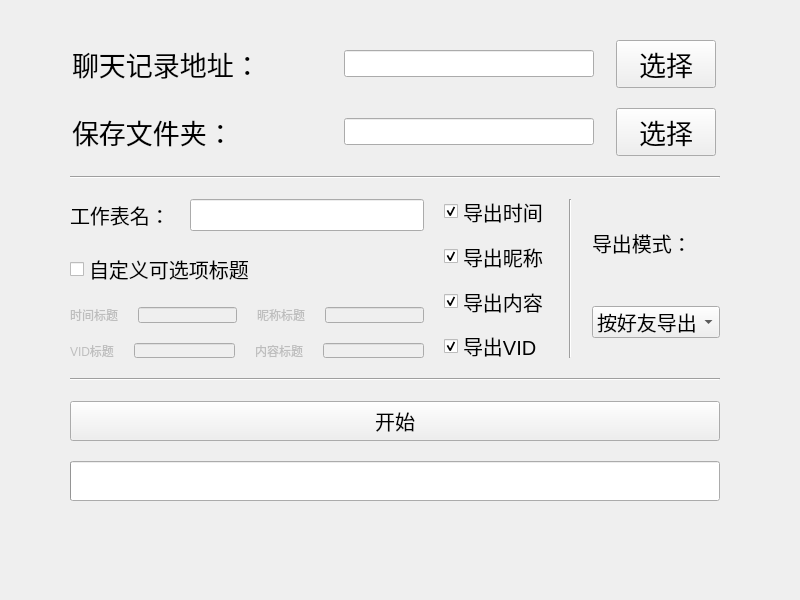
The window that GUI.ui (abyss-zues/QQtoExcel_GUI) describes before a commit, drawn with Qt 5.
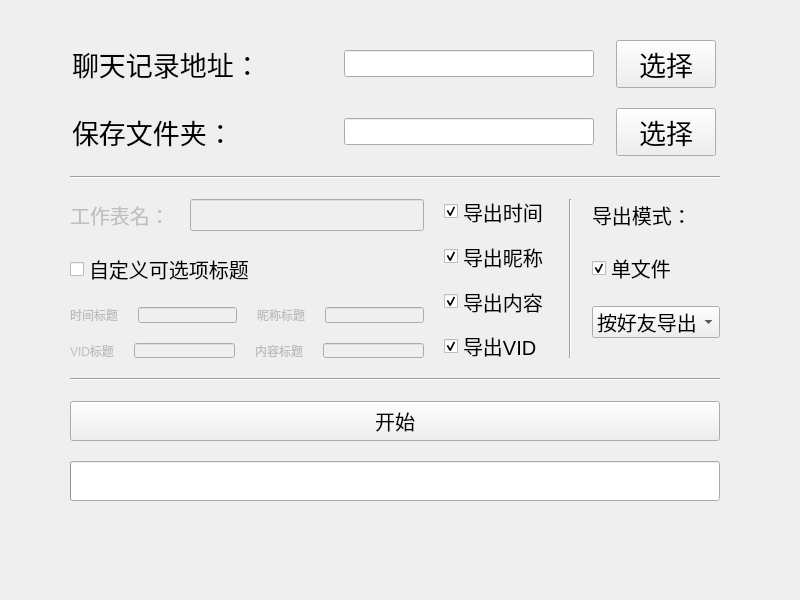
The same window after the commit.

The edit to the form file:
```diff
--- a/GUI.ui
+++ b/GUI.ui
@@ -199,6 +199,9 @@
          <layout class="QHBoxLayout" name="horizontalLayout_4">
           <item>
            <widget class="QLabel" name="label_3">
+            <property name="enabled">
+             <bool>false</bool>
+            </property>
             <property name="font">
              <font>
               <pointsize>15</pointsize>
@@ -211,6 +214,9 @@
           </item>
           <item>
            <widget class="QLineEdit" name="TableNameInput">
+            <property name="enabled">
+             <bool>false</bool>
+            </property>
             <property name="font">
              <font>
               <pointsize>15</pointsize>
@@ -444,6 +450,21 @@
           </property>
          </widget>
         </item>
+        <item>
+         <widget class="QCheckBox" name="isOnefile">
+          <property name="font">
+           <font>
+            <pointsize>15</pointsize>
+           </font>
+          </property>
+          <property name="text">
+           <string>单文件</string>
+          </property>
+          <property name="checked">
+           <bool>true</bool>
+          </property>
+         </widget>
+        </item>
         <item>
          <widget class="QComboBox" name="OutTypecomboBox">
           <property name="font">
```
